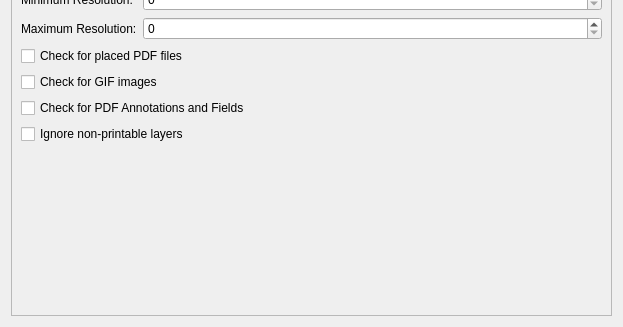
This is scribus/ui/prefs_preflightverifierbase.ui in scribusproject/scribus as Qt 5 draws it before an edit; both pictures show x 0 to 623 and y 384 to 711 of the 623 by 711 pixel window. The edited form follows.
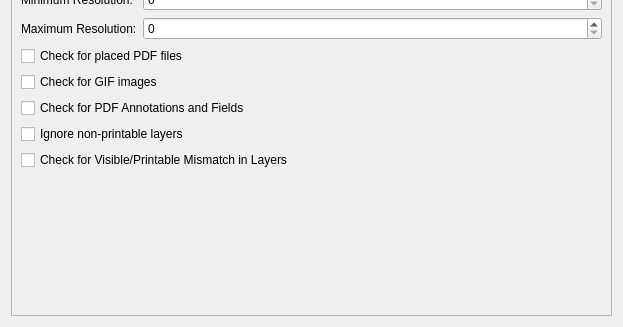
This is the edited form.

Commit message: #7767: Commit patch to track layer visibility vs printability

The edit to the form file:
```diff
--- a/scribus/ui/prefs_preflightverifierbase.ui
+++ b/scribus/ui/prefs_preflightverifierbase.ui
@@ -46,7 +46,7 @@
         <x>0</x>
         <y>0</y>
         <width>595</width>
-        <height>640</height>
+        <height>641</height>
        </rect>
       </property>
       <layout class="QVBoxLayout" name="verticalLayout_2">
@@ -251,6 +251,13 @@
          </property>
         </widget>
        </item>
+       <item>
+        <widget class="QCheckBox" name="checkBox_13">
+         <property name="text">
+          <string>Check for Visible/Printable Mismatch in Layers</string>
+         </property>
+        </widget>
+       </item>
        <item>
         <spacer name="verticalSpacer_2">
          <property name="orientation">
```
The commit also changes 3 other files.
